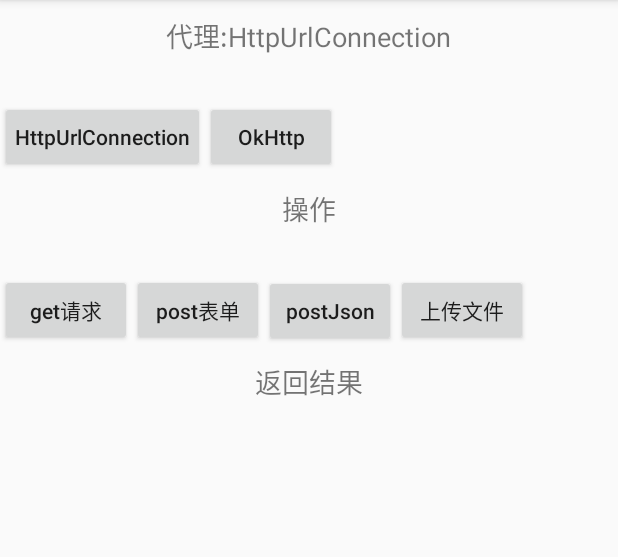
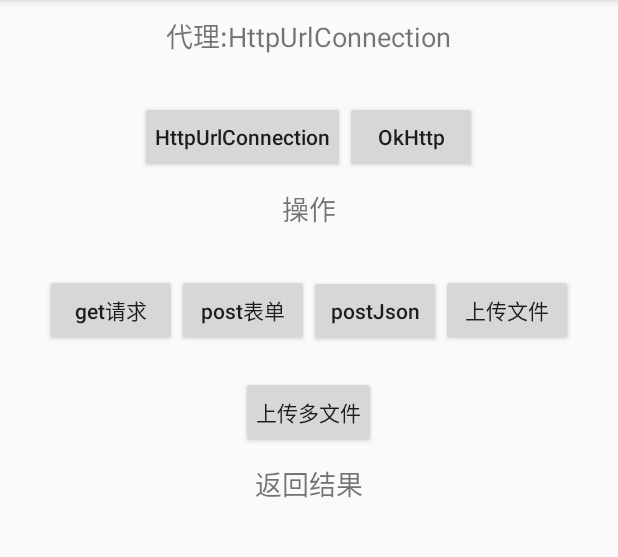
Before and after one commit to SnowJun/Simple, an Android app: the screen it shows after launch (MainActivity), on a phone screen of 412 x 824 dp, the part 84-641 px from its top. Run offline under Robolectric (Android 15) with nearby library versions, the phone set to English and light mode, and no system bars; libraries missing offline, so code that uses them is left out: com.lzy.imagepicker; pictures from the network do not load.

Commit message:
重构 多文件上传 其他

```diff
--- a/Net/src/main/java/org/simple/net/request/FileRequest.java
+++ b/Net/src/main/java/org/simple/net/request/FileRequest.java
@@ -11,7 +11,7 @@ import java.io.File;
  * @date 2020/9/27
  * @desc
  */
-public class FileRequest extends BodyRequest<FileBody> {
+public class FileRequest extends BodyRequest<FileBody,FileRequest> {
 
 
     public FileRequest() {
@@ -23,7 +23,6 @@ public class FileRequest extends BodyRequest<FileBody> {
      *
      * @param file
      */
-    @Override
     public FileRequest file(File file) {
         body.setFile(file);
         return this;
--- a/Net/src/main/java/org/simple/net/request/FormRequest.java
+++ b/Net/src/main/java/org/simple/net/request/FormRequest.java
@@ -9,7 +9,7 @@ import org.simple.net.request.body.FormBody;
  * @date 2020/9/27
  * @desc
  */
-public class FormRequest extends BodyRequest<FormBody>{
+public class FormRequest extends BodyRequest<FormBody,FormRequest>{
 
     public FormRequest() {
         body = new FormBody();
--- a/Net/src/main/java/org/simple/net/request/JsonRequest.java
+++ b/Net/src/main/java/org/simple/net/request/JsonRequest.java
@@ -10,14 +10,13 @@ import org.simple.net.request.body.JsonBody;
  * @date 2020/9/27
  * @desc
  */
-public class JsonRequest extends BodyRequest<JsonBody> {
+public class JsonRequest extends BodyRequest<JsonBody,JsonRequest> {
 
     public JsonRequest() {
         body = new JsonBody();
     }
 
-    @Override
-    public BodyRequest<JsonBody> json(JSONObject jsonObject) {
+    public JsonRequest json(JSONObject jsonObject) {
         body.setJsonObject(jsonObject);
         return this;
     }
--- a/Net/src/main/java/org/simple/net/request/Request.java
+++ b/Net/src/main/java/org/simple/net/request/Request.java
@@ -18,7 +18,7 @@ import java.util.Map;
  * @desc 请求
  * B   body体的内容
  */
-public class Request<R extends Request> {
+public class Request<R extends Request<R>> {
 
     /**
      * 请求地址
@@ -53,9 +53,9 @@ public class Request<R extends Request> {
     private boolean isCanceled;
 
 
-    public Request tag(Object tag) {
+    public R tag(Object tag) {
         this.tag = tag;
-        return this;
+        return (R) this;
     }
 
     public Object getTag() {
--- a/app/build.gradle
+++ b/app/build.gradle
@@ -35,5 +35,8 @@ dependencies {
 
     implementation('com.lzy.widget:imagepicker:0.6.1')
 
+    implementation 'com.github.bumptech.glide:glide:4.11.0'
+    annotationProcessor 'com.github.bumptech.glide:compiler:4.11.0'
+
 
 }
--- a/app/src/main/java/org/simple/MainActivity.java
+++ b/app/src/main/java/org/simple/MainActivity.java
@@ -2,7 +2,6 @@ package org.simple;
 
 import android.app.Activity;
 import android.content.Intent;
-import android.graphics.BitmapFactory;
 import android.os.Bundle;
 import android.view.View;
 import android.widget.Button;
@@ -13,6 +12,7 @@ import android.widget.Toast;
 import androidx.annotation.Nullable;
 import androidx.appcompat.app.AppCompatActivity;
 
+import com.bumptech.glide.Glide;
 import com.lzy.imagepicker.ImagePicker;
 import com.lzy.imagepicker.bean.ImageItem;
 import com.lzy.imagepicker.loader.ImageLoader;
@@ -24,10 +24,12 @@ import org.simple.net.SimpleNet;
 import org.simple.net.SimpleNetBuilder;
 import org.simple.net.angency.NetAgencyEnum;
 import org.simple.net.callback.StringCallBack;
+import org.simple.net.request.MultiRequest;
 
 import java.io.File;
 import java.util.ArrayList;
 import java.util.HashMap;
+import java.util.List;
 import java.util.Map;
 
 /**
@@ -48,11 +50,12 @@ public class MainActivity extends AppCompatActivity implements View.OnClickListe
     private Button btnPostParas;
     private Button btnPostJson;
     private Button btnPostFile;
+    private Button btnPostMoreFile;
 
     private Button btnHttpUrlConnection;
     private Button btnOkHttp;
 
-    private static final String URL = "http://172.16.30.57:8080/";
+    private static final String URL = "http://172.16.30.57:8080/simple/";
 
     @Override
     protected void onCreate(Bundle savedInstanceState) {
@@ -70,12 +73,14 @@ public class MainActivity extends AppCompatActivity implements View.OnClickListe
         btnPostParas = findViewById(R.id.btn_post_paras);
         btnPostJson = findViewById(R.id.btn_post_json);
         btnPostFile = findViewById(R.id.btn_post_file);
+        btnPostMoreFile = findViewById(R.id.btn_post_more_file);
         btnHttpUrlConnection = findViewById(R.id.btn_httpurlconnection);
         btnOkHttp = findViewById(R.id.btn_okhttp);
         btnGet.setOnClickListener(this);
         btnPostParas.setOnClickListener(this);
         btnPostJson.setOnClickListener(this);
         btnPostFile.setOnClickListener(this);
+        btnPostMoreFile.setOnClickListener(this);
         btnHttpUrlConnection.setOnClickListener(this);
         btnOkHttp.setOnClickListener(this);
     }
@@ -106,7 +111,10 @@ public class MainActivity extends AppCompatActivity implements View.OnClickListe
                 SimpleNet.getInstance().init(new SimpleNetBuilder().setNetAgency(NetAgencyEnum.AGENCY_HTTPURLCONNECTION));
                 break;
             case R.id.btn_post_file:
-                selectFile();
+                selectFile(1);
+                break;
+            case R.id.btn_post_more_file:
+                selectFile(3);
                 break;
             default:
                 break;
@@ -120,14 +128,21 @@ public class MainActivity extends AppCompatActivity implements View.OnClickListe
         if (resultCode == ImagePicker.RESULT_CODE_ITEMS) {
             if (data != null && requestCode == 100) {
                 ArrayList<ImageItem> images = (ArrayList<ImageItem>) data.getSerializableExtra(ImagePicker.EXTRA_RESULT_ITEMS);
-                SimpleLog.d("回调数据数量："+images.size());
+                SimpleLog.d("回调数据数量：" + images.size());
                 for (ImageItem item : images) {
-                    SimpleLog.d("ImageItem-path："+item.path);
+                    SimpleLog.d("ImageItem-path：" + item.path);
                 }
-                if (null != images && images.size()>0){
+                if (null != images && images.size() == 1) {
                     ImageItem imageItem = images.get(0);
                     File file = new File(imageItem.path);
                     uploadFile(file);
+                } else if (null != images && images.size() > 1) {
+                    List<File> files = new ArrayList<>(images.size());
+                    for (ImageItem item : images) {
+                        File file = new File(item.path);
+                        files.add(file);
+                    }
+                    uploadFiles(files);
                 }
             } else {
                 Toast.makeText(this, "没有数据", Toast.LENGTH_SHORT).show();
@@ -138,23 +153,32 @@ public class MainActivity extends AppCompatActivity implements View.OnClickListe
 
     /**
      * 选择文件
+     *
+     * @param count 选择的数量
      */
-    private void selectFile() {
+    private void selectFile(int count) {
         ImagePicker imagePicker = ImagePicker.getInstance();
-        imagePicker.setMultiMode(false);
+        if (count == 1) {
+            imagePicker.setMultiMode(false);
+        } else if (count > 1) {
+            imagePicker.setMultiMode(true);
+            imagePicker.setSelectLimit(count);
+        } else {
+            return;
+        }
         imagePicker.setCrop(false);
         imagePicker.setShowCamera(false);
         imagePicker.setImageLoader(new ImageLoader() {
             @Override
             public void displayImage(Activity activity, String path, ImageView imageView, int width, int height) {
-                SimpleLog.d("displayImage-path:"+path);
-                imageView.setImageBitmap(BitmapFactory.decodeFile(path));
+                SimpleLog.d("displayImage-path:" + path);
+                Glide.with(getApplicationContext()).load(path).into(imageView);
             }
 
             @Override
             public void displayImagePreview(Activity activity, String path, ImageView imageView, int width, int height) {
-                SimpleLog.d("displayImagePreview-path:"+path);
-                imageView.setImageBitmap(BitmapFactory.decodeFile(path));
+                SimpleLog.d("displayImagePreview-path:" + path);
+                Glide.with(getApplicationContext()).load(path).into(imageView);
             }
 
             @Override
@@ -165,8 +189,8 @@ public class MainActivity extends AppCompatActivity implements View.OnClickListe
         imagePicker.addOnImageSelectedListener(new ImagePicker.OnImageSelectedListener() {
             @Override
             public void onImageSelected(int position, ImageItem item, boolean isAdd) {
-                SimpleLog.d("选中position："+position);
-                SimpleLog.d("ImageItem-path："+item.path);
+                SimpleLog.d("选中position：" + position);
+                SimpleLog.d("ImageItem-path：" + item.path);
 
             }
         });
@@ -177,7 +201,7 @@ public class MainActivity extends AppCompatActivity implements View.OnClickListe
 
 
     private void uploadFile(File file) {
-        SimpleNet.postFile(URL+"/uploadFile").file(file).excute(new StringCallBack() {
+        SimpleNet.postFile(URL + "/uploadFile").file(file).excute(new StringCallBack() {
             @Override
             public void onSuccess(String result) {
                 tvContent.setText(result);
@@ -194,6 +218,33 @@ public class MainActivity extends AppCompatActivity implements View.OnClickListe
             }
         });
         tvContent.setText("文件上传中..");
+    }
+
+
+    /**
+     * 上传多文件
+     * @param files
+     */
+    private void uploadFiles(List<File> files) {
+        MultiRequest request = SimpleNet.postMulti(URL + "/uploadFiles");
+        request.addFiles("files", files);
+        request.excute(new StringCallBack() {
+            @Override
+            public void onSuccess(String result) {
+                tvContent.setText(result);
+            }
+
+            @Override
+            public void onFail(String reason) {
+                SimpleLog.e("onFail：reason->" + reason);
+            }
+
+            @Override
+            public void onException(Exception e) {
+                SimpleLog.e("onException：e->" + e.getMessage());
+            }
+        });
+        tvContent.setText("多文件上传中..");
     }
 
     private void doPostJson() {
--- a/app/src/main/res/layout/activity_main.xml
+++ b/app/src/main/res/layout/activity_main.xml
@@ -23,6 +23,11 @@
         android:layout_marginTop="20dp"
         android:orientation="horizontal">
 
+        <View
+            android:layout_width="0dp"
+            android:layout_height="1dp"
+            android:layout_weight="1" />
+
         <Button
             android:id="@+id/btn_httpurlconnection"
             android:layout_width="wrap_content"
@@ -39,6 +44,11 @@
             android:padding="10dp"
             android:text="OkHttp"
             android:textAllCaps="false" />
+
+        <View
+            android:layout_width="0dp"
+            android:layout_height="1dp"
+            android:layout_weight="1" />
     </LinearLayout>
 
 
@@ -55,6 +65,10 @@
         android:layout_marginTop="20dp"
         android:orientation="horizontal">
 
+        <View
+            android:layout_width="0dp"
+            android:layout_height="1dp"
+            android:layout_weight="1" />
 
         <Button
             android:id="@+id/btn_get"
@@ -90,6 +104,39 @@
             android:text="上传文件"
             android:textAllCaps="false" />
 
+        <View
+            android:layout_width="0dp"
+            android:layout_height="1dp"
+            android:layout_weight="1" />
+
+    </LinearLayout>
+
+
+    <LinearLayout
+        android:layout_width="match_parent"
+        android:layout_height="wrap_content"
+        android:layout_marginTop="20dp"
+        android:orientation="horizontal">
+
+
+        <View
+            android:layout_width="0dp"
+            android:layout_height="1dp"
+            android:layout_weight="1" />
+
+        <Button
+            android:id="@+id/btn_post_more_file"
+            android:layout_width="wrap_content"
+            android:layout_height="wrap_content"
+            android:padding="10dp"
+            android:text="上传多文件"
+            android:textAllCaps="false" />
+
+        <View
+            android:layout_width="0dp"
+            android:layout_height="1dp"
+            android:layout_weight="1" />
+
     </LinearLayout>
 
 
```
Also changed, not shown: Net/src/main/java/org/simple/net/SimpleNet.java (+20 -7 lines), Net/src/main/java/org/simple/net/SimpleNetBuilder.java (+23 -2 lines), Net/src/main/java/org/simple/net/proxy/HttpUrlConnectionProxy.java (+59 -12 lines), Net/src/main/java/org/simple/net/proxy/OkHttpNetProxy.java (+24 -2 lines), Net/src/main/java/org/simple/net/request/BodyRequest.java (+4 -20 lines), Net/src/main/java/org/simple/net/request/MultiRequest.java (+44 -2 lines), Net/src/main/java/org/simple/net/request/body/MultiBody.java (+15 -0 lines).
